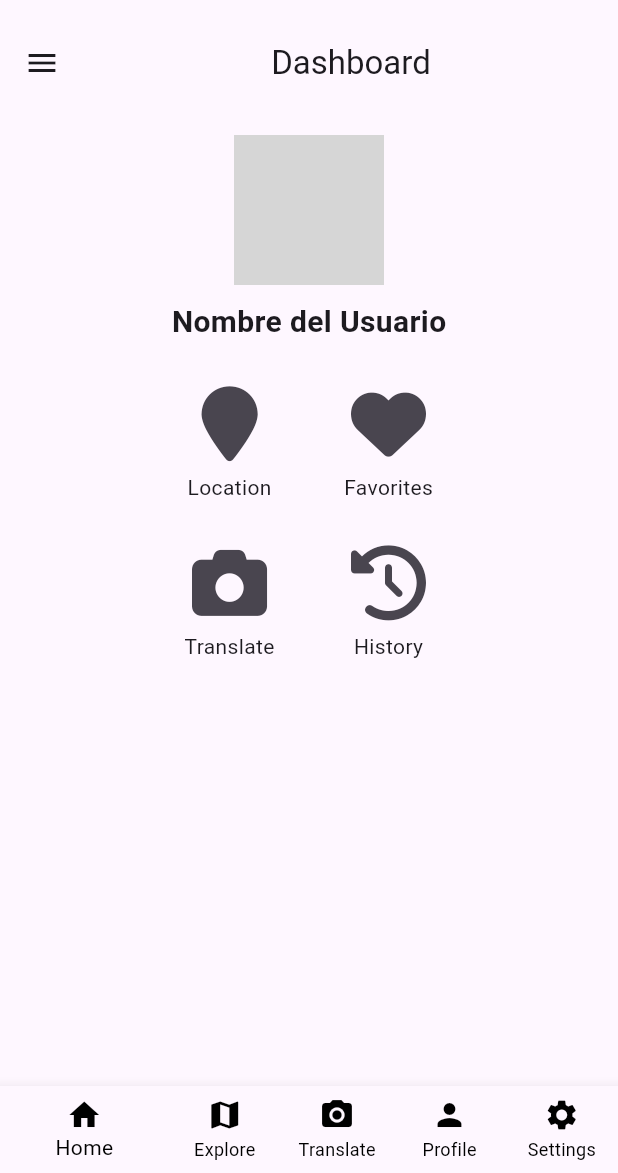
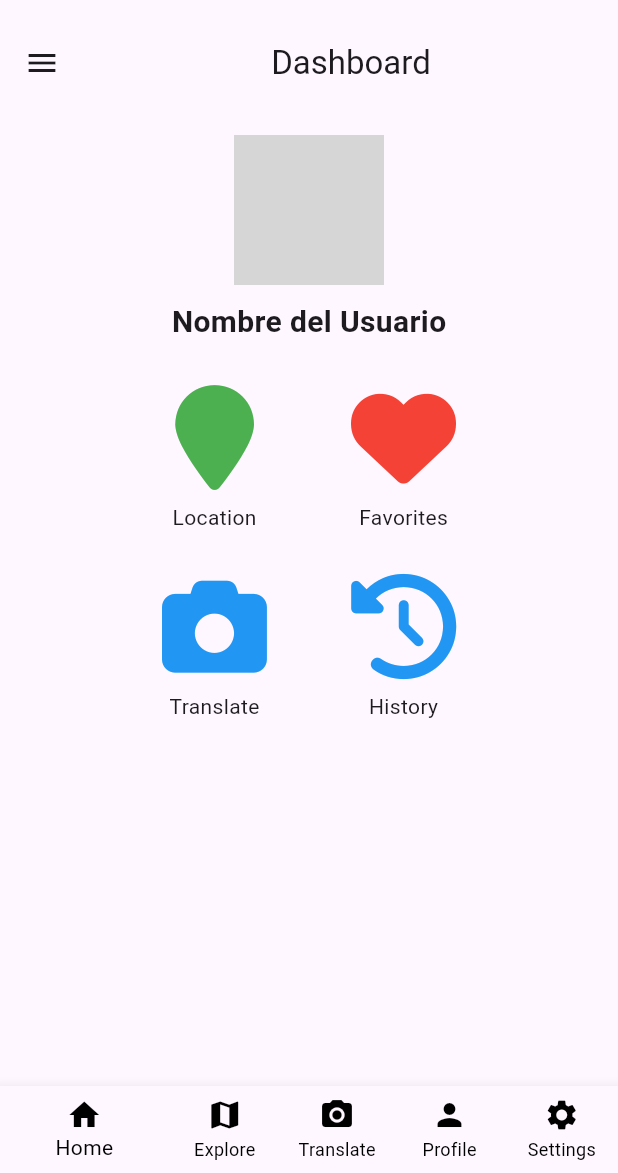
Before and after one commit to lingAR-WX82/nomad, a Flutter app: the screen it shows after launch, on a phone screen of 412 x 824 dp, the part 63-1236 px from its top. Run offline on Flutter 3.47's test engine with Material 3 defaults, Android fonts, the phone set to English and light mode, and no system bars; our stand-ins replace camera, flutter_vector_icons, go_router; missing offline and left inert: google_mlkit_commons, google_mlkit_text_recognition, google_mlkit_translation; grey boxes are pictures that could not be loaded.

Commit message:
feat: layouts added

```diff
--- a/lib/main.dart
+++ b/lib/main.dart
@@ -1,7 +1,10 @@
 import 'package:flutter/material.dart';
+import 'package:nomad/language_recognition/screens/camera_screen.dart';
 import 'package:nomad/shared/widgets/home.dart';
 import 'profile_management/my_profile_screen.dart';
 import 'profile_management/screens/settings_screen.dart';
+import 'shared/screens/historial_screen.dart';
+import 'shared/screens/ubicacion_screen.dart';
 
 void main() {
   runApp(const Application());
@@ -22,8 +25,9 @@ class Application extends StatelessWidget {
       routes: {
         '/profile': (context) => MyProfileScreen(),
         '/settings': (context) => SettingsScreen(),
-        '/historial': (context) => HistorialScreen(),
-        '/ubicacion': (context) => UbicacionScreen(),
+        '/history': (context) => HistorialScreen(),
+        '/location': (context) => UbicacionScreen(),
+        '/camera': (context) => CameraScreen(),
       },
     );
   }
--- a/lib/shared/screens/dashboard_screen.dart
+++ b/lib/shared/screens/dashboard_screen.dart
@@ -2,7 +2,6 @@ import 'package:flutter/material.dart';
 import 'package:flutter_vector_icons/flutter_vector_icons.dart';
 
 class DashboardScreen extends StatelessWidget {
-
   const DashboardScreen({super.key});
 
   @override
@@ -42,14 +41,14 @@ class DashboardScreen extends StatelessWidget {
               leading: const Icon(FontAwesome.history),
               title: const Text('Historial'),
               onTap: () {
-                Navigator.pushNamed(context, '/historial');
+                Navigator.pushNamed(context, '/history');
               },
             ),
             ListTile(
               leading: const Icon(FontAwesome.map_marker),
               title: const Text('Ubicación'),
               onTap: () {
-                Navigator.pushNamed(context, '/ubicacion');
+                Navigator.pushNamed(context, '/location');
               },
             ),
           ],
@@ -57,6 +56,7 @@ class DashboardScreen extends StatelessWidget {
       ),
       appBar: AppBar(
         title: const Center(child: Text('Dashboard')),
+        centerTitle: true,
       ),
       body: Center(
         child: Column(
@@ -79,8 +79,9 @@ class DashboardScreen extends StatelessWidget {
                 Column(
                   children: <Widget>[
                     IconButton(
-                      iconSize: 50,
+                      iconSize: 70,
                       icon: const Icon(FontAwesome.map_marker),
+                      color: Colors.green,
                       onPressed: () {
                         // Acción del ícono de ubicación
                       },
@@ -92,8 +93,9 @@ class DashboardScreen extends StatelessWidget {
                 Column(
                   children: <Widget>[
                     IconButton(
-                      iconSize: 50,
+                      iconSize: 70,
                       icon: const Icon(FontAwesome.heart),
+                      color: Colors.red,
                       onPressed: () {
                         // Acción del ícono de favoritos
                       },
@@ -110,10 +112,11 @@ class DashboardScreen extends StatelessWidget {
                 Column(
                   children: <Widget>[
                     IconButton(
-                      iconSize: 50,
+                      iconSize: 70,
                       icon: const Icon(FontAwesome.camera),
+                      color: Colors.blue,
                       onPressed: () {
-                        // Acción del ícono de traducir
+                        Navigator.pushNamed(context, '/camera'); // Navegar a CameraScreen
                       },
                     ),
                     const Text('Translate'),
@@ -123,8 +126,9 @@ class DashboardScreen extends StatelessWidget {
                 Column(
                   children: <Widget>[
                     IconButton(
-                      iconSize: 50,
+                      iconSize: 70,
                       icon: const Icon(FontAwesome.history),
+                      color: Colors.blue,
                       onPressed: () {
                         // Acción del ícono de historial
                       },
```
Also changed, not shown: lib/profile_management/my_profile_screen.dart (+66 -2 lines), lib/profile_management/screens/settings_screen.dart (+12 -2 lines), lib/shared/screens/historial_screen.dart (+7 -1 lines), lib/shared/screens/ubicacion_screen.dart (+7 -1 lines).
